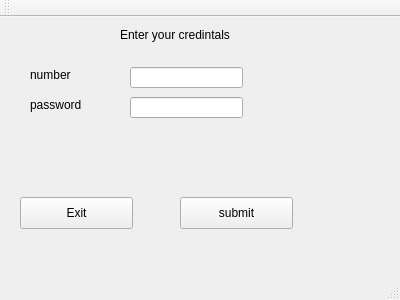
yarchiT/ATM_banking, file ATM/initwindow.ui: the form before one commit.
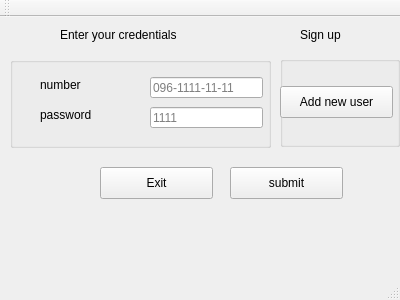
The form after the commit.

```diff
--- a/ATM/initwindow.ui
+++ b/ATM/initwindow.ui
@@ -17,54 +17,21 @@
    <widget class="QLabel" name="label">
     <property name="geometry">
      <rect>
-      <x>120</x>
+      <x>60</x>
       <y>10</y>
       <width>151</width>
       <height>16</height>
      </rect>
     </property>
     <property name="text">
-     <string>Enter your credintals</string>
-    </property>
-   </widget>
-   <widget class="QLabel" name="label_3">
-    <property name="geometry">
-     <rect>
-      <x>30</x>
-      <y>50</y>
-      <width>60</width>
-      <height>16</height>
-     </rect>
-    </property>
-    <property name="text">
-     <string>number</string>
-    </property>
-   </widget>
-   <widget class="QLineEdit" name="lineEdit">
-    <property name="geometry">
-     <rect>
-      <x>130</x>
-      <y>50</y>
-      <width>113</width>
-      <height>21</height>
-     </rect>
-    </property>
-   </widget>
-   <widget class="QLineEdit" name="lineEdit_2">
-    <property name="geometry">
-     <rect>
-      <x>130</x>
-      <y>80</y>
-      <width>113</width>
-      <height>21</height>
-     </rect>
+     <string>Enter your credentials</string>
     </property>
    </widget>
    <widget class="QPushButton" name="submit">
     <property name="geometry">
      <rect>
-      <x>180</x>
-      <y>180</y>
+      <x>230</x>
+      <y>150</y>
       <width>113</width>
       <height>32</height>
      </rect>
@@ -76,8 +43,8 @@
    <widget class="QPushButton" name="pushButton">
     <property name="geometry">
      <rect>
-      <x>20</x>
-      <y>180</y>
+      <x>100</x>
+      <y>150</y>
       <width>113</width>
       <height>32</height>
      </rect>
@@ -86,19 +53,113 @@
      <string>Exit</string>
     </property>
    </widget>
-   <widget class="QLabel" name="label_2">
+   <widget class="QGroupBox" name="groupBox">
     <property name="geometry">
      <rect>
-      <x>30</x>
-      <y>80</y>
+      <x>10</x>
+      <y>40</y>
+      <width>261</width>
+      <height>91</height>
+     </rect>
+    </property>
+    <property name="title">
+     <string/>
+    </property>
+    <widget class="QLabel" name="label_3">
+     <property name="geometry">
+      <rect>
+       <x>30</x>
+       <y>20</y>
+       <width>60</width>
+       <height>16</height>
+      </rect>
+     </property>
+     <property name="text">
+      <string>number</string>
+     </property>
+    </widget>
+    <widget class="QLabel" name="label_2">
+     <property name="geometry">
+      <rect>
+       <x>30</x>
+       <y>50</y>
+       <width>60</width>
+       <height>16</height>
+      </rect>
+     </property>
+     <property name="text">
+      <string>password</string>
+     </property>
+    </widget>
+    <widget class="QLineEdit" name="numberLine">
+     <property name="geometry">
+      <rect>
+       <x>140</x>
+       <y>20</y>
+       <width>113</width>
+       <height>21</height>
+      </rect>
+     </property>
+     <property name="placeholderText">
+      <string>096-1111-11-11</string>
+     </property>
+    </widget>
+    <widget class="QLineEdit" name="passLine">
+     <property name="geometry">
+      <rect>
+       <x>140</x>
+       <y>50</y>
+       <width>113</width>
+       <height>21</height>
+      </rect>
+     </property>
+     <property name="echoMode">
+      <enum>QLineEdit::Password</enum>
+     </property>
+     <property name="placeholderText">
+      <string>1111</string>
+     </property>
+    </widget>
+   </widget>
+   <widget class="QLabel" name="label_4">
+    <property name="geometry">
+     <rect>
+      <x>300</x>
+      <y>10</y>
       <width>60</width>
       <height>16</height>
      </rect>
     </property>
     <property name="text">
-     <string>password</string>
+     <string>Sign up</string>
     </property>
    </widget>
+   <widget class="QGroupBox" name="groupBox_2">
+    <property name="geometry">
+     <rect>
+      <x>280</x>
+      <y>39</y>
+      <width>120</width>
+      <height>91</height>
+     </rect>
+    </property>
+    <property name="title">
+     <string/>
+    </property>
+    <widget class="QPushButton" name="addUser">
+     <property name="geometry">
+      <rect>
+       <x>0</x>
+       <y>30</y>
+       <width>113</width>
+       <height>32</height>
+      </rect>
+     </property>
+     <property name="text">
+      <string>Add new user</string>
+     </property>
+    </widget>
+   </widget>
   </widget>
   <widget class="QMenuBar" name="menuBar">
    <property name="geometry">
```
